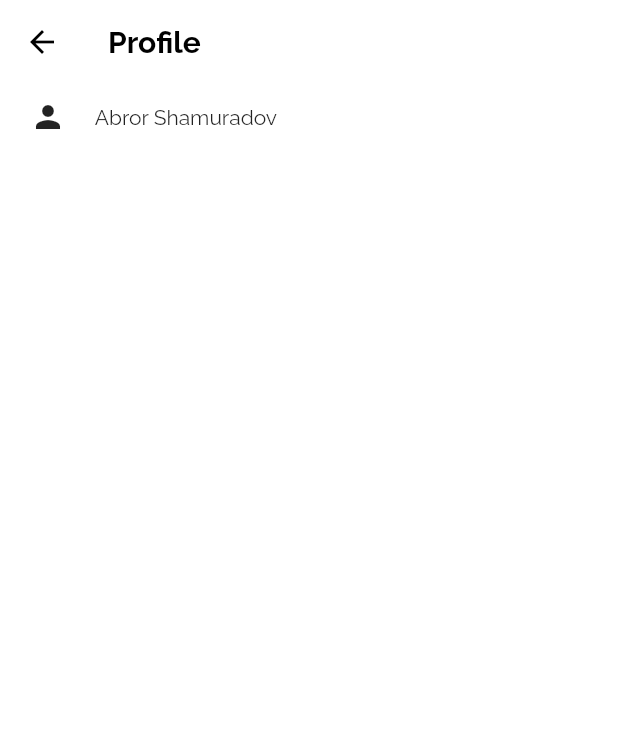
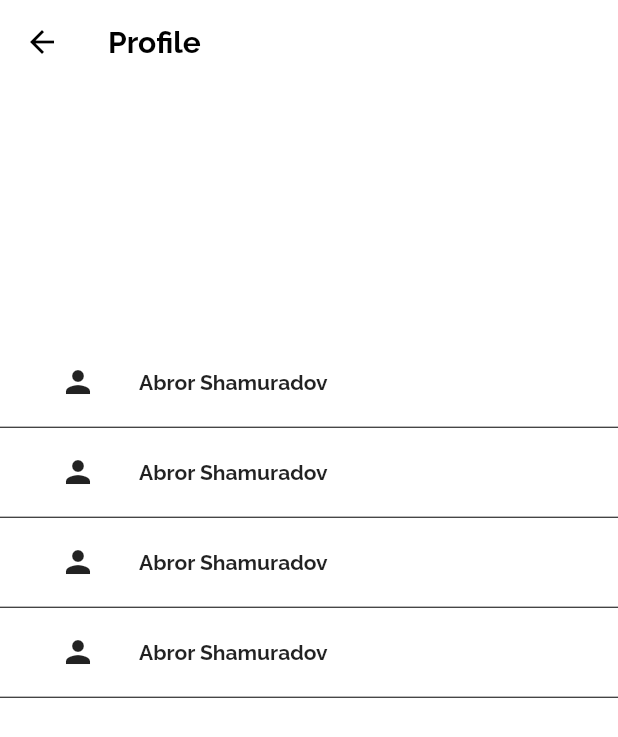
Before and after one commit to TheAbror/iq_app, a Flutter app: the ProfilePage screen opened by its route, on a phone screen of 412 x 824 dp. Shown: the top 737 px of the screen. Run offline on Flutter 3.47's test engine with Material 2 defaults, Android fonts, the light colour scheme and no system bars; our stand-ins replace equatable, flutter_bloc, flutter_screenutil, flutter_svg, shared_preferences; missing offline and left inert: flutter_dialogs; accounts and stored records are empty.

Commit message:
added profile body

```diff
--- a/lib/ui/home_page/profile_page/profile_page.dart
+++ b/lib/ui/home_page/profile_page/profile_page.dart
@@ -20,22 +20,62 @@ class ProfilePage extends StatelessWidget {
           ),
         ),
       ),
-      body: Column(
+      body: _Body(),
+    );
+  }
+}
+
+class _Body extends StatelessWidget {
+  const _Body({
+    Key? key,
+  }) : super(key: key);
+
+  @override
+  Widget build(BuildContext context) {
+    return Column(
+      children: [
+        SizedBox(height: 200.h),
+        ProfileBodyItem(),
+        ProfileBodyItem(),
+        ProfileBodyItem(),
+        ProfileBodyItem(),
+      ],
+    );
+  }
+}
+
+class ProfileBodyItem extends StatelessWidget {
+  const ProfileBodyItem({
+    Key? key,
+  }) : super(key: key);
+
+  @override
+  Widget build(BuildContext context) {
+    return Column(
       children: [
         Container(
-            padding: const EdgeInsets.symmetric(horizontal: 20, vertical: 10),
-            child: Row(
+          padding: const EdgeInsets.symmetric(horizontal: 40, vertical: 10),
+          child: Column(
+            children: [
+              Row(
                 children: [
                   const Icon(Icons.person),
-                SizedBox(width: 20.w),
+                  SizedBox(width: 30.w),
                   const Text(
                     'Abror Shamuradov',
+                    style: TextStyle(
+                      fontWeight: FontWeight.bold,
+                    ),
+                  ),
+                ],
               ),
             ],
           ),
         ),
+        const Divider(
+          color: Colors.black,
+        ),
       ],
-      ),
     );
   }
 }
```
Lines whose indentation alone changed are shown as unchanged.
